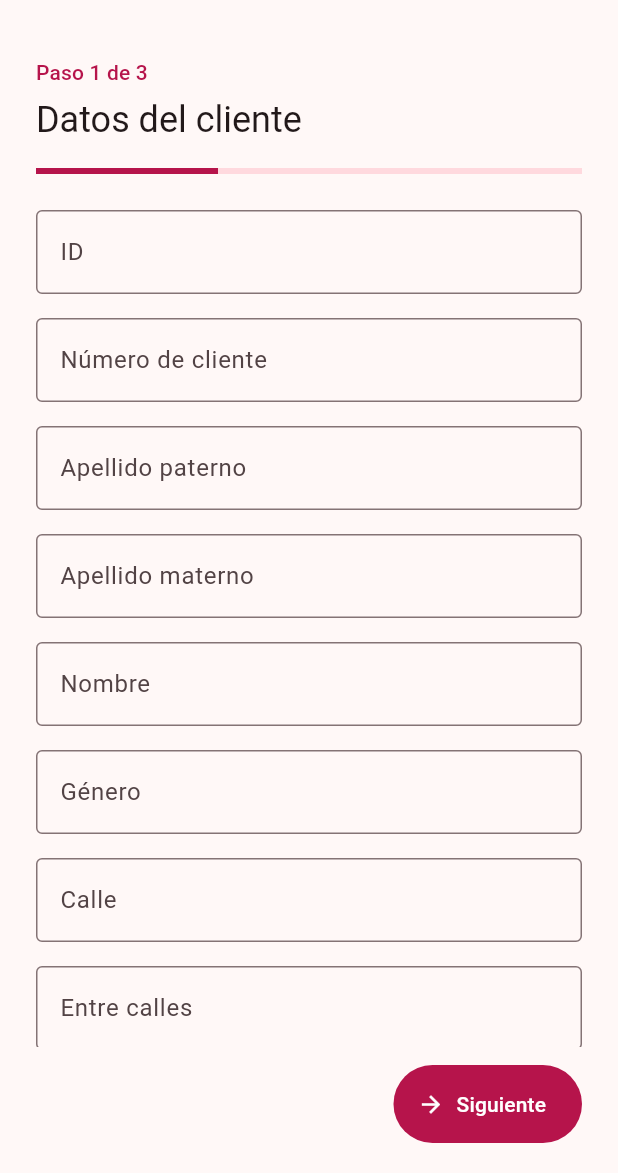
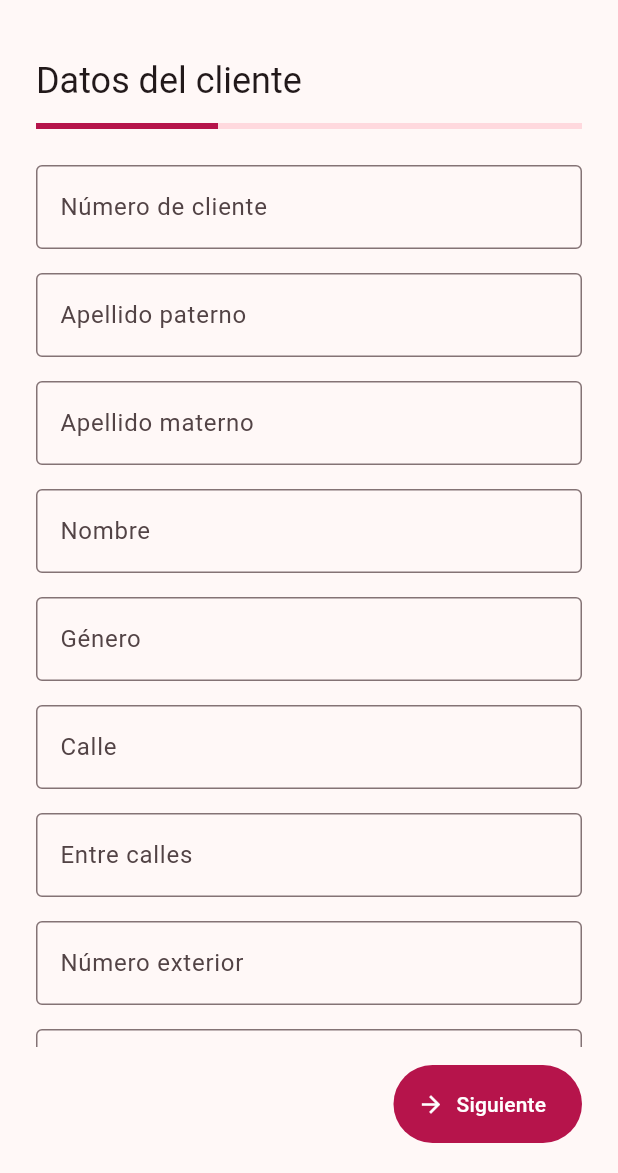
Before and after one commit to alexgzzm/cdmujer-app-prestamos, a Flutter app: the NewCreditPage screen opened by its route, on a phone screen of 412 x 824 dp, the part 63-1236 px from its top. Run offline on Flutter 3.47's test engine with Material 3 defaults, Android fonts, the light colour scheme and no system bars; our stand-ins replace flutter_riverpod, flutter_secure_storage, go_router; accounts and stored records are empty; network calls fail.

Commit message:
feat: hide technical credit fields

```diff
--- a/lib/features/new_credit/presentation/pages/new_credit_page.dart
+++ b/lib/features/new_credit/presentation/pages/new_credit_page.dart
@@ -1,4 +1,3 @@
-import 'package:cdmujer_app_prestamos/app/theme/app_colors.dart';
 import 'package:cdmujer_app_prestamos/features/new_credit/presentation/widgets/responsive_form_fields.dart';
 import 'package:flutter/material.dart';
 
@@ -18,11 +17,6 @@ class _NewCreditPageState extends State<NewCreditPage> {
 
   static const List<CreditFieldDefinition> _personFields =
       <CreditFieldDefinition>[
-    CreditFieldDefinition(
-      name: 'id',
-      label: 'ID',
-      keyboardType: TextInputType.number,
-    ),
     CreditFieldDefinition(
       name: 'client',
       label: 'Número de cliente',
@@ -90,11 +84,6 @@ class _NewCreditPageState extends State<NewCreditPage> {
 
   static const List<CreditFieldDefinition> _creditFields =
       <CreditFieldDefinition>[
-    CreditFieldDefinition(
-      name: 'id',
-      label: 'ID',
-      keyboardType: TextInputType.number,
-    ),
     CreditFieldDefinition(
       name: 'idRoute',
       label: 'Ruta',
@@ -255,15 +244,8 @@ class _WizardHeader extends StatelessWidget {
           child: Column(
             crossAxisAlignment: CrossAxisAlignment.stretch,
             children: <Widget>[
-              Text(
-                'Paso ${currentStep + 1} de $stepCount',
-                style: Theme.of(context).textTheme.labelLarge?.copyWith(
-                      color: AppColors.primary,
-                    ),
-              ),
-              const SizedBox(height: 6),
               Text(title, style: Theme.of(context).textTheme.headlineSmall),
-              const SizedBox(height: 16),
+              const SizedBox(height: 12),
               LinearProgressIndicator(value: (currentStep + 1) / stepCount),
             ],
           ),
```
